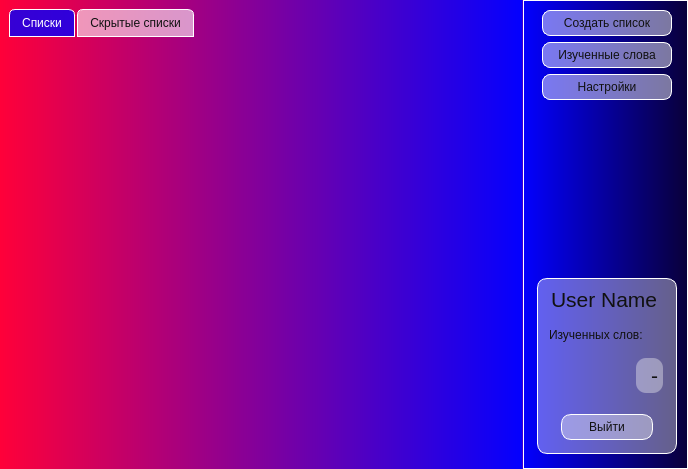
Before: the Qt Designer form res/uis/main.ui in yasperrus/LearnEnglishSubtitles, drawn with Qt 5.
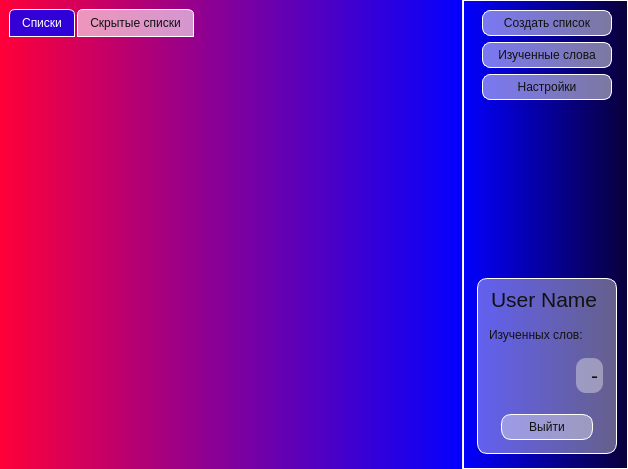
After: the same form once the commit is applied. Icons and pictures are not drawn.

Commit message: add theme settings? user can change background and text color. All this savable.

Diff of the .ui file:
```diff
--- a/res/uis/main.ui
+++ b/res/uis/main.ui
@@ -6,7 +6,7 @@
    <rect>
     <x>0</x>
     <y>0</y>
-    <width>688</width>
+    <width>628</width>
     <height>469</height>
    </rect>
   </property>
@@ -18,9 +18,7 @@
   </property>
   <widget class="QWidget" name="main_widget">
    <property name="styleSheet">
-    <string notr="true">#main_widget	{
-background-color: qlineargradient(spread:pad, x1:0, y1:1, x2:1, y2:1, stop:0 rgba(255, 0, 57, 255), stop:0.994924 rgba(3, 0, 255, 255));
-}
+    <string notr="true">
 
 QPushButton {
 	border-radius: 8px;
@@ -143,7 +141,7 @@
             <number>0</number>
            </property>
            <property name="topMargin">
-            <number>0</number>
+            <number>9</number>
            </property>
            <property name="rightMargin">
             <number>0</number>
```
Left out of the diff: 18 changed lines with no effect on the pictures. The commit also changes 23 other files.
